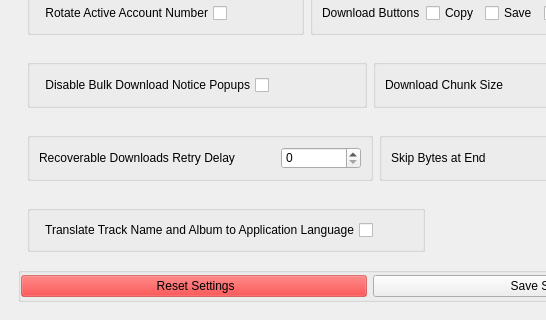
First picture: the form in src/onthespot/gui/qtui/main.ui, repository moddroid94/onthespot, before the edit; both pictures show x 0 to 546 and y 282 to 602 of the 740 by 602 pixel window.
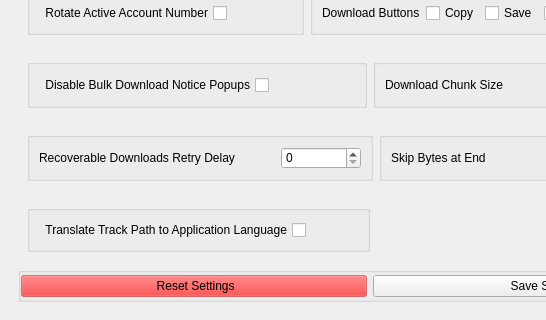
Second picture: the form after the edit. The open tabs and pages were chosen to show the change. Icons and pictures are not drawn.

What changed in the file:
```diff
--- a/src/onthespot/gui/qtui/main.ui
+++ b/src/onthespot/gui/qtui/main.ui
@@ -1573,7 +1573,7 @@
                     <enum>Qt::RightToLeft</enum>
                    </property>
                    <property name="text">
-                    <string>Translate Track Name and Album to Application Language</string>
+                    <string>Translate Track Path to Application Language</string>
                    </property>
                   </widget>
                  </item>
```
